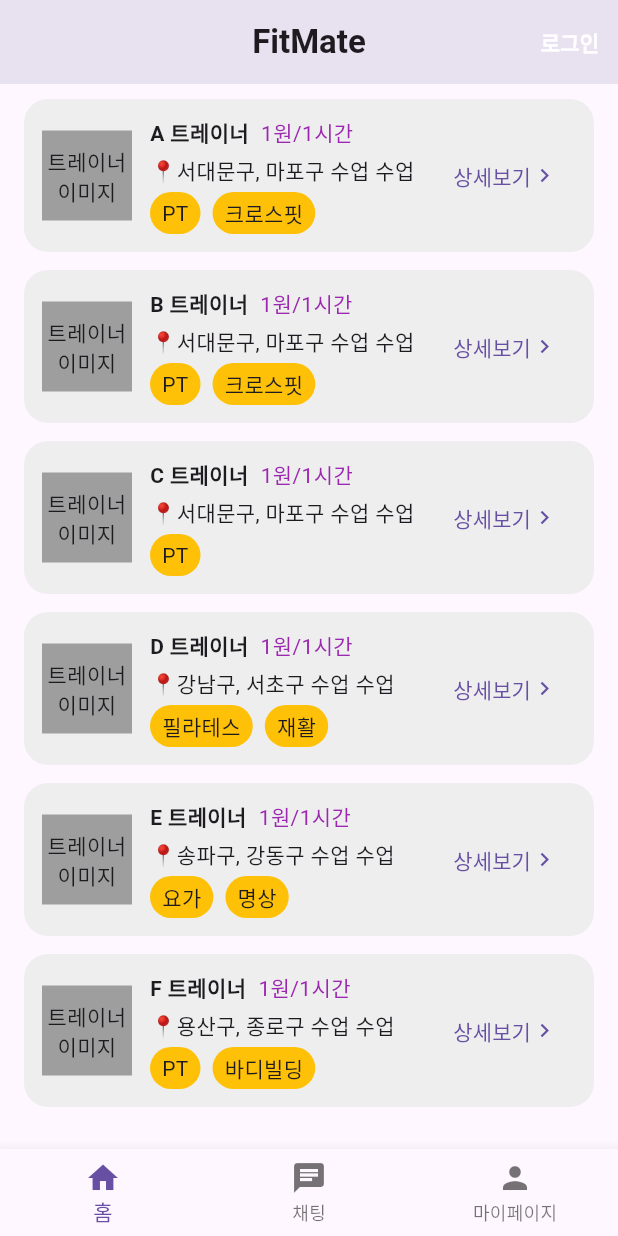
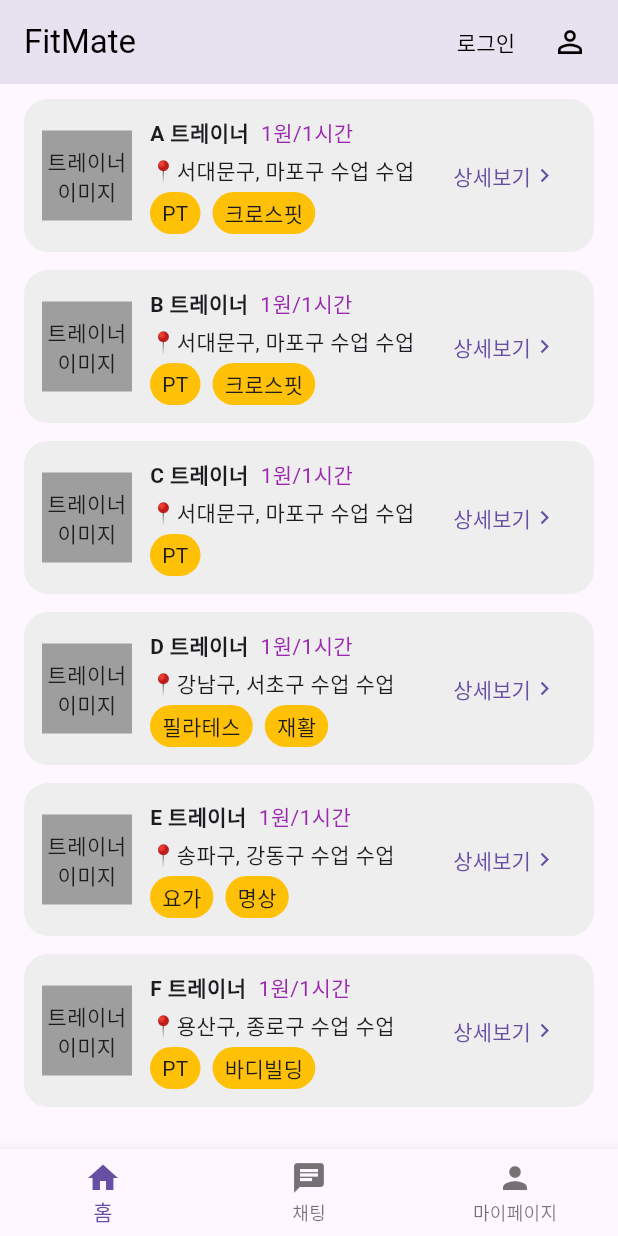
Before and after one commit to Fitmate-train/Frontend, a Flutter app: the screen it shows after launch, scrolled down 358 dp, on a phone screen of 412 x 824 dp. Run offline on Flutter 3.47's test engine with Material 3 defaults, Android fonts, the phone set to English and light mode, and no system bars; our stand-ins replace carousel_slider, shared_preferences; missing offline and left inert: kakao_flutter_sdk_common, kakao_flutter_sdk_user; accounts and stored records are empty.

Commit message:
상단바 바꾸고, 00메이트 잘 뜨게 성공

```diff
--- a/lib/login.dart
+++ b/lib/login.dart
@@ -2,6 +2,7 @@
 import 'package:flutter/material.dart';
 import 'package:kakao_flutter_sdk_user/kakao_flutter_sdk_user.dart';
 import 'package:kakao_flutter_sdk_common/kakao_flutter_sdk_common.dart';
+import 'package:shared_preferences/shared_preferences.dart';
 
 /// ✅ 사용자 취소 감지 함수 (전역)
 bool _isUserCancelled(Object e) {
@@ -108,6 +109,10 @@ class _LoginScreenState extends State<LoginScreen> {
       // 최종 사용자 정보 조회
       final me = await UserApi.instance.me();
       final nickname = me.kakaoAccount?.profile?.nickname ?? '사용자';
+
+      final prefs = await SharedPreferences.getInstance();
+      await prefs.setString('nickname', nickname);
+
       if (!mounted) return;
       Navigator.pushReplacementNamed(context, '/');
       ScaffoldMessenger.of(
--- a/lib/screens/home_screen.dart
+++ b/lib/screens/home_screen.dart
@@ -1,108 +1,161 @@
+// lib/screens/home_screen.dart
 import 'package:flutter/material.dart';
+import 'package:shared_preferences/shared_preferences.dart';
 import '../data/dummy_trainers.dart';
 import '../models/trainer_model.dart';
-import '../widgets/TopNav.dart'; // ← TopNav import
+import '../widgets/TopNav.dart';
+import 'package:kakao_flutter_sdk_user/kakao_flutter_sdk_user.dart';
 
-class HomeScreen extends StatelessWidget {
+Future<String?> _getSavedNickname() async {
+  final prefs = await SharedPreferences.getInstance();
+  final name = prefs.getString('nickname');
+  if (name == null || name.trim().isEmpty) return null;
+  return name.trim();
+}
+
+class HomeScreen extends StatefulWidget {
   const HomeScreen({super.key});
+  @override
+  State<HomeScreen> createState() => _HomeScreenState();
+}
+
+class _HomeScreenState extends State<HomeScreen> {
+  Future<void> _goLogin() async {
+    await Navigator.pushNamed(context, '/login');
+    setState(() {}); // 로그인 후 돌아오면 닉네임 다시 로드
+  }
+
+  Future<void> _logout() async {
+    try {
+      await UserApi.instance.logout(); // ✅ 카카오 토큰 로그아웃(옵션이지만 권장)
+    } catch (e) {
+      debugPrint('Kakao logout error: $e'); // 실패해도 로컬은 지움
+    }
+    final prefs = await SharedPreferences.getInstance();
+    await prefs.remove('nickname'); // ✅ 로컬 닉네임 삭제
+    if (!mounted) return;
+    setState(() {}); // UI 갱신
+    ScaffoldMessenger.of(
+      context,
+    ).showSnackBar(const SnackBar(content: Text('로그아웃 되었어요.')));
+  }
 
   @override
   Widget build(BuildContext context) {
-    bool userLoggedIn = false; // 추후 로그인 상태 연동
+    return FutureBuilder<String?>(
+      future: _getSavedNickname(),
+      builder: (context, snap) {
+        final nickname = snap.data;
+        final isLoggedIn = (nickname != null && nickname.isNotEmpty);
+
+        final greeting = () {
+          if (snap.connectionState == ConnectionState.waiting) {
+            return '메이트님, 반갑습니다!';
+          }
+          return (nickname == null || nickname.isEmpty)
+              ? '메이트님, 반갑습니다!'
+              : '$nickname 메이트님, 반갑습니다!';
+        }();
 
         return Scaffold(
           appBar: TopNav(
-        isLoggedIn: userLoggedIn,
-        onLoginPressed: () {
-          Navigator.pushNamed(context, '/login');
-        },
-        onProfilePressed: () {
-          Navigator.pushNamed(context, '/profile');
-        },
+            isLoggedIn: isLoggedIn,
+            onLoginPressed: _goLogin,
+            onLogoutPressed: _logout,
+            onProfilePressed: () => Navigator.pushNamed(context, '/profile'),
           ),
           body: SingleChildScrollView(
             padding: const EdgeInsets.all(16),
             child: Column(
               crossAxisAlignment: CrossAxisAlignment.start,
               children: [
-            // 인사 메시지
+                // ✅ 인사 메시지 (닉네임 반영)
                 Text(
-              '홍길동 메이트님, 반갑습니다!',
-              style: TextStyle(fontSize: 20, fontWeight: FontWeight.bold),
+                  greeting,
+                  style: const TextStyle(
+                    fontSize: 20,
+                    fontWeight: FontWeight.bold,
                   ),
-            SizedBox(height: 4),
-            Text('믿을 수 있는 트레이너와 함께하는 건강한 운동'),
-            SizedBox(height: 16),
+                ),
+                const SizedBox(height: 4),
+                const Text('믿을 수 있는 트레이너와 함께하는 건강한 운동'),
+                const SizedBox(height: 16),
 
                 // 동네 정보
                 Row(
                   mainAxisAlignment: MainAxisAlignment.spaceBetween,
                   children: [
                     Row(
-                  children: [
+                      children: const [
                         Icon(Icons.location_on, size: 20),
                         SizedBox(width: 4),
                         Text('영등포구 여의도동', style: TextStyle(fontSize: 16)),
                       ],
                     ),
-                TextButton(onPressed: () {}, child: Text('동네 수정')),
+                    TextButton(
+                      onPressed:
+                          () => Navigator.pushNamed(context, '/location_edit'),
+                      child: const Text('동네 수정'),
+                    ),
                   ],
                 ),
-            Divider(height: 32),
+                const Divider(height: 32),
 
                 // 주요 CTA 버튼
                 Row(
                   mainAxisAlignment: MainAxisAlignment.spaceEvenly,
                   children: [
                     ElevatedButton.icon(
-                  onPressed: () {
-                    Navigator.pushNamed(context, '/lesson_explore');
-                  },
-                  icon: Icon(Icons.search),
-                  label: Text('수업 찾기'),
-                  style: ElevatedButton.styleFrom(minimumSize: Size(140, 50)),
+                      onPressed:
+                          () => Navigator.pushNamed(context, '/lesson_explore'),
+                      icon: const Icon(Icons.search),
+                      label: const Text('수업 찾기'),
+                      style: ElevatedButton.styleFrom(
+                        minimumSize: const Size(140, 50),
+                      ),
                     ),
                     ElevatedButton.icon(
-                  onPressed: () {
-                    Navigator.pushNamed(context, '/lesson_request');
-                  },
-                  icon: Icon(Icons.add_circle),
-                  label: Text('수업 요청'),
-                  style: ElevatedButton.styleFrom(minimumSize: Size(140, 50)),
+                      onPressed:
+                          () => Navigator.pushNamed(context, '/lesson_request'),
+                      icon: const Icon(Icons.add_circle),
+                      label: const Text('수업 요청'),
+                      style: ElevatedButton.styleFrom(
+                        minimumSize: const Size(140, 50),
+                      ),
                     ),
                   ],
                 ),
-            SizedBox(height: 24),
+                const SizedBox(height: 24),
 
                 // 이벤트 배너
                 Container(
-              padding: EdgeInsets.all(16),
+                  padding: const EdgeInsets.all(16),
                   decoration: BoxDecoration(
                     color: Colors.teal[100],
                     borderRadius: BorderRadius.circular(12),
                   ),
                   child: Row(
-                children: [
+                    children: const [
                       Icon(Icons.card_giftcard, size: 32),
                       SizedBox(width: 12),
                       Expanded(child: Text('이달의 핏메이트 선정 시 커피 쿠폰 증정!')),
                     ],
                   ),
                 ),
-            SizedBox(height: 24),
+                const SizedBox(height: 24),
 
                 // 트레이너 랭킹
-            Text(
+                const Text(
                   '이달의 트레이너 랭킹',
                   style: TextStyle(fontSize: 18, fontWeight: FontWeight.bold),
                 ),
-            SizedBox(height: 12),
+                const SizedBox(height: 12),
                 Column(
                   children:
                       dummyTrainers.map((trainer) {
                         return Container(
-                      margin: EdgeInsets.only(bottom: 12),
-                      padding: EdgeInsets.all(12),
+                          margin: const EdgeInsets.only(bottom: 12),
+                          padding: const EdgeInsets.all(12),
                           decoration: BoxDecoration(
                             color: Colors.grey[200],
                             borderRadius: BorderRadius.circular(16),
@@ -114,12 +167,12 @@ class HomeScreen extends StatelessWidget {
                                 height: 60,
                                 color: Colors.grey,
                                 alignment: Alignment.center,
-                            child: Text(
+                                child: const Text(
                                   '트레이너\n이미지',
                                   textAlign: TextAlign.center,
                                 ),
                               ),
-                          SizedBox(width: 12),
+                              const SizedBox(width: 12),
                               Expanded(
                                 child: Column(
                                   crossAxisAlignment: CrossAxisAlignment.start,
@@ -128,34 +181,38 @@ class HomeScreen extends StatelessWidget {
                                       children: [
                                         Text(
                                           trainer.name,
-                                      style: TextStyle(
+                                          style: const TextStyle(
                                             fontWeight: FontWeight.bold,
                                           ),
                                         ),
-                                    SizedBox(width: 8),
+                                        const SizedBox(width: 8),
                                         Text(
                                           '${trainer.firstLessonRate.toStringAsFixed(0)}원/1시간',
-                                      style: TextStyle(color: Colors.purple),
+                                          style: const TextStyle(
+                                            color: Colors.purple,
+                                          ),
                                         ),
                                       ],
                                     ),
-                                SizedBox(height: 4),
+                                    const SizedBox(height: 4),
                                     Text('📍${trainer.location} 수업'),
-                                SizedBox(height: 4),
+                                    const SizedBox(height: 4),
                                     Row(
                                       children:
                                           trainer.tags.map((tag) {
                                             return Container(
-                                          margin: EdgeInsets.only(right: 8),
-                                          padding: EdgeInsets.symmetric(
+                                              margin: const EdgeInsets.only(
+                                                right: 8,
+                                              ),
+                                              padding:
+                                                  const EdgeInsets.symmetric(
                                                     horizontal: 8,
                                                     vertical: 4,
                                                   ),
                                               decoration: BoxDecoration(
                                                 color: Colors.amber,
-                                            borderRadius: BorderRadius.circular(
-                                              20,
-                                            ),
+                                                borderRadius:
+                                                    BorderRadius.circular(20),
                                               ),
                                               child: Text(tag),
                                             );
@@ -167,15 +224,14 @@ class HomeScreen extends StatelessWidget {
                               Column(
                                 children: [
                                   TextButton(
-                                onPressed: () {
-                                  Navigator.pushNamed(
+                                    onPressed:
+                                        () => Navigator.pushNamed(
                                           context,
                                           '/lesson_detail',
                                           arguments: trainer,
-                                  );
-                                },
+                                        ),
                                     child: Row(
-                                  children: [
+                                      children: const [
                                         Text('상세보기'),
                                         Icon(Icons.chevron_right),
                                       ],
@@ -192,16 +248,18 @@ class HomeScreen extends StatelessWidget {
             ),
           ),
           bottomNavigationBar: BottomNavigationBar(
-        items: [
+            items: const [
               BottomNavigationBarItem(icon: Icon(Icons.home), label: '홈'),
               BottomNavigationBarItem(icon: Icon(Icons.chat), label: '채팅'),
               BottomNavigationBarItem(icon: Icon(Icons.person), label: '마이페이지'),
             ],
             currentIndex: 0,
             onTap: (index) {
-          // 추후: 페이지 전환 처리
+              // TODO: 페이지 전환
             },
           ),
         );
+      },
+    );
   }
 }
--- a/lib/widgets/TopNav.dart
+++ b/lib/widgets/TopNav.dart
@@ -3,51 +3,45 @@ import 'package:flutter/material.dart';
 class TopNav extends StatelessWidget implements PreferredSizeWidget {
   final bool isLoggedIn;
   final VoidCallback? onLoginPressed;
+  final VoidCallback? onLogoutPressed;
   final VoidCallback? onProfilePressed;
 
   const TopNav({
     super.key,
     required this.isLoggedIn,
     this.onLoginPressed,
+    this.onLogoutPressed,
     this.onProfilePressed,
   });
 
   @override
+  Size get preferredSize => const Size.fromHeight(kToolbarHeight);
+
+  @override
   Widget build(BuildContext context) {
     return AppBar(
-      title: const Text(
-        'FitMate',
-        style: TextStyle(fontWeight: FontWeight.bold),
-      ),
-      centerTitle: true,
+      elevation: 0,
+      title: const Text('FitMate', style: TextStyle(color: Colors.black)),
+      iconTheme: const IconThemeData(color: Colors.black),
       actions: [
-        isLoggedIn
-            ? IconButton(
-              icon: const Icon(Icons.account_circle, size: 28),
-              onPressed:
-                  onProfilePressed ??
-                  () {
-                    Navigator.pushNamed(context, '/profile');
-                  },
-            )
-            : TextButton(
-              onPressed:
-                  onLoginPressed ??
-                  () {
-                    Navigator.pushNamed(context, '/login');
-                  },
-              child: const Text(
-                '로그인',
-                style: TextStyle(
-                  color: Colors.white,
-                  fontWeight: FontWeight.w600,
-                ),
-              ),
-            ),
+        // ✅ 로그인/로그아웃 토글, 글씨색 검정
+        TextButton(
+          onPressed:
+              isLoggedIn
+                  ? (onLogoutPressed ??
+                      onLoginPressed) // onLogoutPressed 없으면 로그인 콜백 재사용
+                  : onLoginPressed,
+          style: TextButton.styleFrom(foregroundColor: Colors.black),
+          child: Text(isLoggedIn ? '로그아웃' : '로그인'),
+        ),
+        IconButton(
+          onPressed: onProfilePressed,
+          icon: const Icon(Icons.person_outline),
+          color: Colors.black,
+          tooltip: '마이페이지',
+        ),
+        const SizedBox(width: 8),
       ],
     );
   }
-
-  @override
-  Size get preferredSize => const Size.fromHeight(kToolbarHeight);
 }
--- a/pubspec.yaml
+++ b/pubspec.yaml
@@ -34,6 +34,7 @@ dependencies:
   intl: ^0.19.0
   kakao_flutter_sdk_user: ^1.9.1
   kakao_flutter_sdk_common: ^1.9.1
+  shared_preferences: ^2.2.2
 
   # The following adds the Cupertino Icons font to your application.
   # Use with the CupertinoIcons class for iOS style icons.
```
Also changed, not shown: pubspec.lock. Lines whose indentation alone changed are shown as unchanged.
